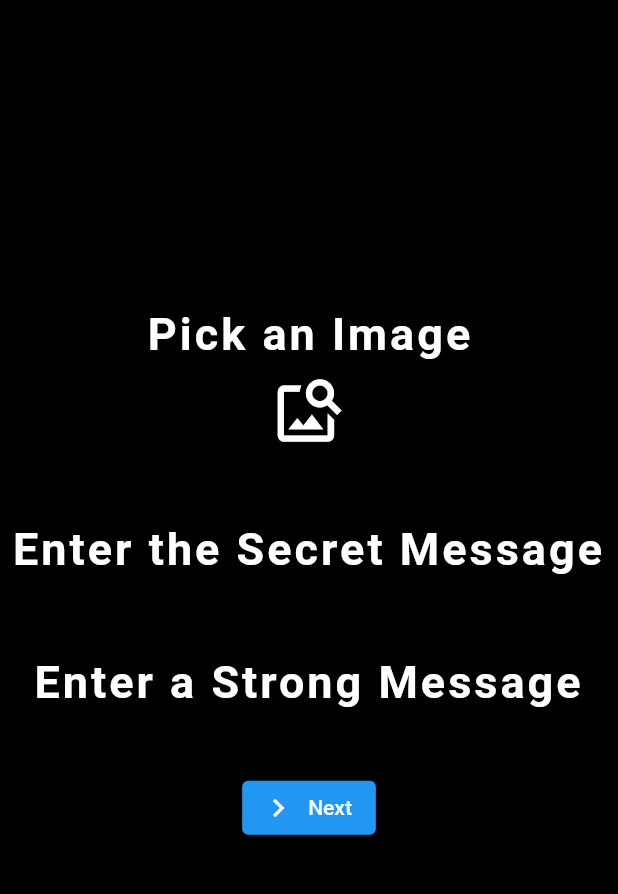
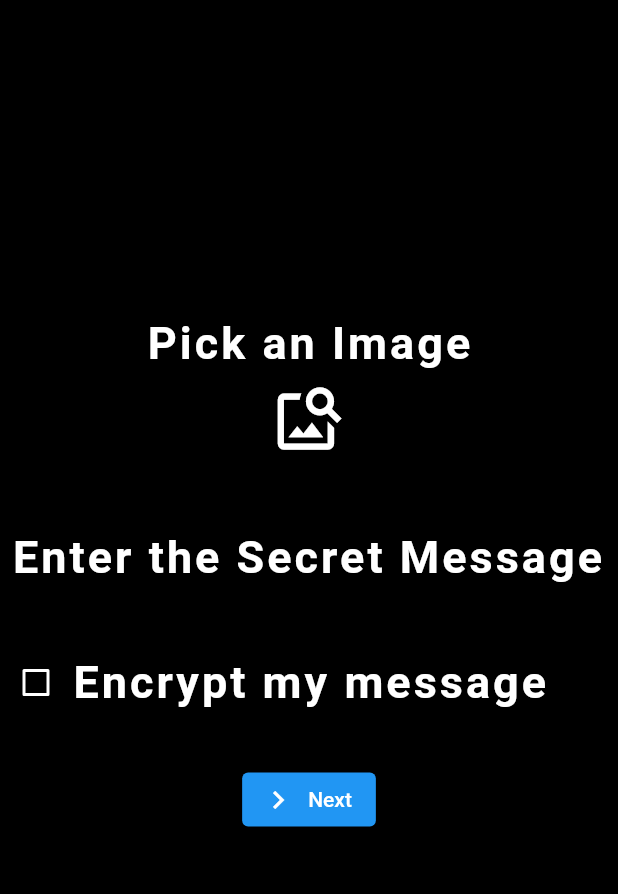
Before and after one commit to sathviktn/StegaImg, a Flutter app: the EncodeImg screen opened by its route, after a tap on the "image search" icon, on a phone screen of 412 x 824 dp, the part 84-978 px from its top. Run offline on Flutter 3.47's test engine with Material 2 defaults, Android fonts, the phone set to English and light mode, and no system bars; our stand-ins replace image_gallery_saver, image_picker, permission_handler; missing offline and left inert: encrypt; Roboto replaces fonts that are missing (Cursive).

Commit message:
completed the encode

```diff
--- /dev/null
+++ b/stegaimg/lib/models/encode_model.dart
@@ -0,0 +1,35 @@
+import 'package:image/image.dart' as img_lib;
+import 'package:flutter/widgets.dart';
+import 'dart:typed_data';
+import 'package:stegaimg/utilities/configs.dart';
+
+/// Encode Response
+class EncodeResponse {
+  img_lib.Image editableImage;   // not needed
+  Image displayImage;  // for displaying output image
+  Uint8List data;
+
+  EncodeResponse(this.editableImage, this.displayImage, this.data);
+}
+
+/// Encode Request
+class EncodeRequest {
+  img_lib.Image originalImg;
+  String secretMsg;
+  String? password;
+
+  EncodeRequest(this.originalImg, this.secretMsg, {this.password});
+
+  bool shouldEncrypt() {
+    return (password != null && password != ''); // true if password != null and != '', else, false
+  }
+}
+
+/// Encode Result Screen Render Request
+class EncodeResultScreenRenderRequest{
+  Image encodedImage;
+  Uint8List encodedByteImage;
+  ResultState state;
+
+  EncodeResultScreenRenderRequest(this.state, this.encodedByteImage, this.encodedImage);
+}
--- a/stegaimg/lib/screens/encode_img.dart
+++ b/stegaimg/lib/screens/encode_img.dart
@@ -1,8 +1,12 @@
 import 'dart:io';
-
+import 'dart:math';
 import 'package:flutter/material.dart';
 import 'package:flutter/services.dart';
 import 'package:image_picker/image_picker.dart';
+import 'package:image/image.dart' as img_lib;
+import 'package:stegaimg/models/encode_model.dart';
+import 'package:stegaimg/services/encode_service.dart';
+import 'package:stegaimg/utilities/configs.dart';
 
 class EncodeImg extends StatefulWidget {
   const EncodeImg({Key? key}) : super(key: key);
@@ -13,19 +17,77 @@ class EncodeImg extends StatefulWidget {
 
 class _EncodeImgState extends State<EncodeImg> {
 
-  File? encodingimg;
+  File? encodingImg;
+  img_lib.Image? editableImage;
+  bool? encrypt;
+  TextEditingController? secretMsg;
+  TextEditingController? password;
+  late bool pickedImg;
+  double? capacityUsageStats;
+  late String capacityUsage;
+  int? imageByteSize;
 
   Future getImage() async {
     try {
       final image = await ImagePicker().pickImage(source: ImageSource.gallery);
-      if (image == null) return;
+      if (image == null) {
+        editableImage = null;
+        return;
+      }
+        final tempImg = File(image.path);
+        setState(() {
+          encodingImg = tempImg;
+          editableImage = img_lib.decodeImage(encodingImg!.readAsBytesSync());
+          pickedImg = true;
+        });
+      }
 
-      final tempImg = File(image.path);
-      setState(() => encodingimg = tempImg);
-    }
     on PlatformException catch(e){
       print('Failed to pick image: $e');
+      return;
     }
+  }
+
+  Future<void> sendToEncode() async {
+    EncodeRequest req = EncodeRequest(editableImage!, secretMsg!.text,
+        password: password!.text);
+    Navigator.pushNamed(context, '/encodeResult', arguments: req);
+  }
+
+  Future<void> onMessageChange(String msg) async {
+    if (!pickedImg ||
+        editableImage == null ||
+        imageByteSize == 0) {
+      setState(() {
+        capacityUsage = 'Not applicable, no image uploaded';
+        capacityUsageStats = 1.0;
+      });
+    } else {
+      double usage = await calculateCapacityUsageAsync(
+          CapacityUsageRequest(msg, imageByteSize));
+      usage = min(usage, 0.99);
+      String strUsage = (usage * 100.0).toString();
+      if (strUsage.length > 5) {
+        strUsage = strUsage.substring(1, 6);
+      }
+      setState(() {
+        capacityUsageStats = usage;
+        capacityUsage = 'Usage: $strUsage%';
+      });
+    }
+  }
+
+
+  @override
+  void initState() {
+    super.initState();
+    secretMsg = TextEditingController();
+    password = TextEditingController();
+    encrypt = false;
+    pickedImg = false;
+    capacityUsage = 'Not applicable, no image uploaded';
+    capacityUsageStats = 0.0;
+    imageByteSize = 0;
   }
 
   @override
@@ -58,13 +120,14 @@ class _EncodeImgState extends State<EncodeImg> {
                               fontFamily: 'Cursive'
                               ),
                             ),
-                            encodingimg == null? IconButton(
+                            encodingImg == null? IconButton(
                               onPressed: () => getImage(),
                               icon: const Icon(Icons.image_search),
                               iconSize: 50,
                               color: Colors.white,
-                            ): Image.file(
-                                encodingimg!,
+                            )
+                                : Image.file(
+                                encodingImg!,
                                 width: 300,
                                 height: 230,
                                 fit: BoxFit.fill
@@ -78,9 +141,12 @@ class _EncodeImgState extends State<EncodeImg> {
                         child: Column(
                           mainAxisAlignment: MainAxisAlignment.spaceEvenly,
                           crossAxisAlignment: CrossAxisAlignment.center,
-                          children: const <Widget>[
+                          children: <Widget>[
                             TextField(
-                              decoration: InputDecoration(
+                              controller: secretMsg,
+                              onChanged: onMessageChange,
+                              obscureText: true,
+                              decoration: const InputDecoration(
                                 hintText: 'Enter the Secret Message',
                                 hintStyle: TextStyle(
                                     fontSize: 30,
@@ -91,7 +157,7 @@ class _EncodeImgState extends State<EncodeImg> {
                                 ),
                               ),
                               textAlign: TextAlign.center,
-                              style: TextStyle(
+                              style: const TextStyle(
                                   fontSize: 30,
                                   letterSpacing: 2.0,
                                   color: Colors.white
@@ -102,38 +168,42 @@ class _EncodeImgState extends State<EncodeImg> {
                     ),
                     const SizedBox(height: 30),
                   // Password
-                    Center(
-                        child: Column(
-                            mainAxisAlignment: MainAxisAlignment.spaceEvenly,
-                            crossAxisAlignment: CrossAxisAlignment.center,
-                            children: const <Widget>[
-                              TextField(
-                                decoration: InputDecoration(
-                                  hintText: 'Enter a Strong Message',
-                                  hintStyle: TextStyle(
-                                    fontSize: 30,
-                                    fontWeight: FontWeight.bold,
-                                    letterSpacing: 2.0,
-                                    fontFamily: 'Cursive',
-                                    color: Colors.white
-                                  )
-                                ),
-                                textAlign: TextAlign.center,
-                                style: TextStyle(
-                                    fontSize: 30,
-                                    letterSpacing: 2.0,
-                                    color: Colors.white
-                                ),
-                              )
-                            ]
-                        )
+                    Row(
+                      children: <Widget>[
+                        Theme(data: Theme.of(context).copyWith(unselectedWidgetColor: Colors.white),
+                            child: Checkbox(
+                              key: const Key('encode_screen_token_checkbox'),
+                              value: encrypt,
+                              activeColor: Colors.white,
+                              onChanged: (bool? nextVal) {
+                                setState(() {
+                                  encrypt = nextVal;
+                                });
+                              },
+                            )
+                        ),
+                        const Text('Encrypt my message',
+                        style: TextStyle(
+                            fontSize: 30,
+                            fontWeight: FontWeight.bold,
+                            letterSpacing: 2.0,
+                            color: Colors.white,
+                            fontFamily: 'Cursive'
+                        ),
+                        ),
+                      ],
+                    ),
+                    TokenInputField(
+                      encrypt,
+                      password,
+                      keyVal: 'encode_screen_token_input',
                     ),
                     const SizedBox(height: 30),
                     Center(
                       child: ElevatedButton.icon(
                         label: const Text('Next'),
                         icon: const Icon(Icons.navigate_next),
-                        onPressed: (){},
+                        onPressed: sendToEncode,
                       ),
                     )
                   ]
@@ -143,3 +213,81 @@ class _EncodeImgState extends State<EncodeImg> {
     );
   }
 }
+
+class TokenInputField extends StatefulWidget {
+  final TextEditingController? ctrl;
+  final bool? enable;
+  final String? keyVal;
+
+  const TokenInputField(this.enable, this.ctrl, {this.keyVal});
+
+  @override
+  State<StatefulWidget> createState() {
+    return _TokenInputField();
+  }
+}
+
+class _TokenInputField extends State<TokenInputField> {
+  bool? visible;
+
+  @override
+  void initState() {
+    super.initState();
+    visible = false;
+  }
+
+  @override
+  Widget build(BuildContext context) {
+    if (widget.enable!) {
+      return Column(
+        children: <Widget>[
+          Row(
+            children: <Widget>[
+              Theme(data: Theme.of(context).copyWith(unselectedWidgetColor: Colors.white),
+                  child: Checkbox(
+                  value: visible,
+                  activeColor: Colors.white,
+                  onChanged: (bool? nextVal) {
+                    setState(() {
+                      visible = nextVal;
+                    });
+                  })
+              ),
+              const Text('Show token',
+              style: TextStyle(fontSize: 30,
+                fontWeight: FontWeight.bold,
+                letterSpacing: 2.0,
+                color: Colors.white,
+                fontFamily: 'Cursive'
+                )
+              ),
+            ],
+          ),
+          TextField(
+            key: Key(widget.keyVal!),
+            controller: widget.ctrl,
+            obscureText: !visible!,
+            decoration: const InputDecoration(
+              hintText: 'Enter a Strong Password',
+              hintStyle: TextStyle(
+                fontSize: 30,
+                fontWeight: FontWeight.bold,
+                letterSpacing: 2.0,
+                fontFamily: 'Cursive',
+                color: Colors.white
+              )
+            ),
+            textAlign: TextAlign.center,
+            style: const TextStyle(
+              fontSize: 30,
+              letterSpacing: 2.0,
+              color: Colors.white
+            ),
+          ),
+        ],
+      );
+    } else {
+      return Container();
+    }
+  }
+}
--- a/stegaimg/lib/screens/home.dart
+++ b/stegaimg/lib/screens/home.dart
@@ -35,7 +35,7 @@ class Home extends StatelessWidget {
                           children: [
                             IconButton(
                               onPressed: (){
-                                Navigator.pushNamed(context, '/encodeimg');
+                                Navigator.pushNamed(context, '/encodeImg');
                               },
                               icon: const Icon(Icons.lock_rounded),
                               iconSize: 50,
@@ -43,7 +43,7 @@ class Home extends StatelessWidget {
                             ),
                             IconButton(
                               onPressed: (){
-                                Navigator.pushNamed(context, '/decodeimg');
+                                Navigator.pushNamed(context, '/decodeImg');
                               },
                               icon: const Icon(Icons.lock_open_rounded),
                               iconSize: 50,
```
Also changed, not shown: stegaimg/lib/components/loading_button.dart (added, +32 -0 lines), stegaimg/lib/main.dart (+5 -3 lines), stegaimg/lib/screens/encode_result.dart (added, +199 -0 lines), stegaimg/lib/services/encode_service.dart (added, +66 -0 lines), stegaimg/lib/utilities/configs.dart (added, +99 -0 lines), stegaimg/lib/utilities/pad_cryption_key.dart (added, +18 -0 lines), stegaimg/pubspec.yaml (+20 -6 lines), stegaimg/pubspec.lock, 3 other files.
